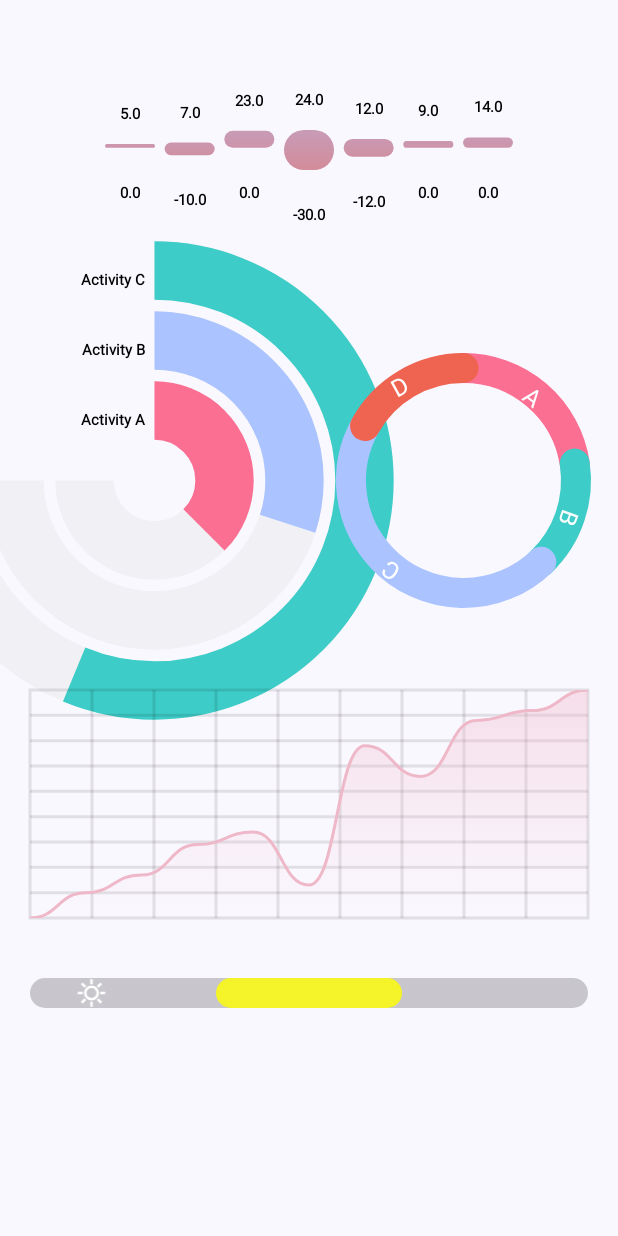
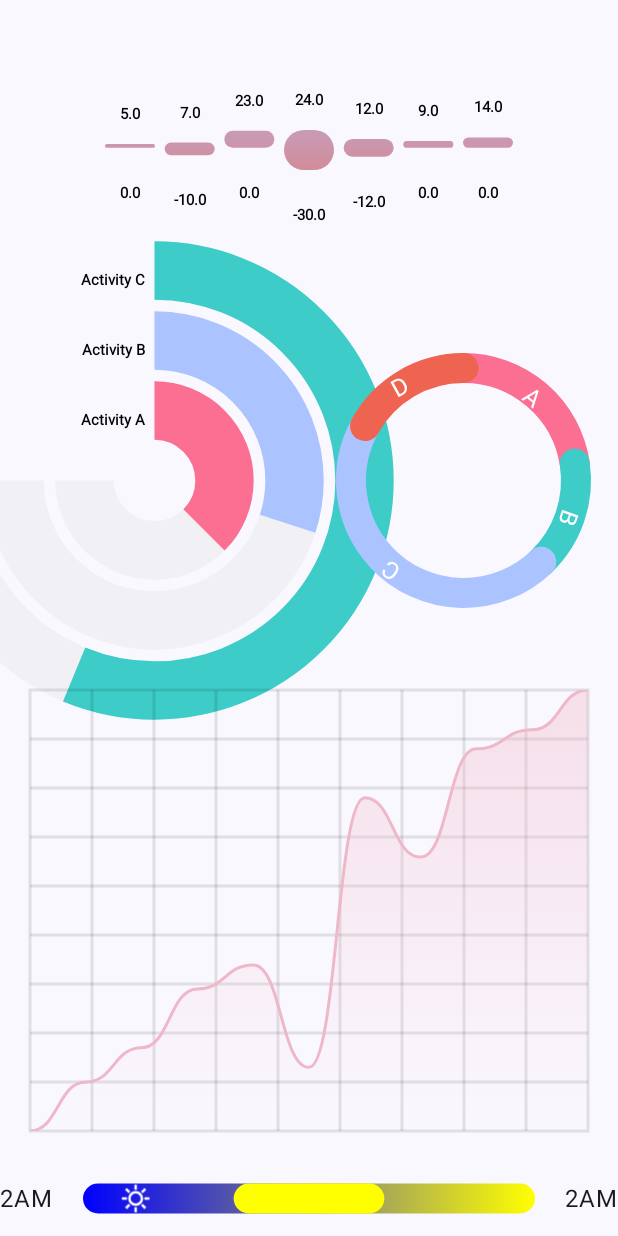
Before and after one commit to md0092651/PlotWizard, an Android app built with Jetpack Compose: the screen it shows after launch (MainActivity), on a phone screen of 412 x 824 dp. Run offline under Robolectric (Android 15) with nearby library versions, the phone set to English and light mode, and no system bars.

Commit message:
:memo: 0.0.10-alpha

```diff
--- a/app/src/main/java/com/charts/sample/plotwizard/MainActivity.kt
+++ b/app/src/main/java/com/charts/sample/plotwizard/MainActivity.kt
@@ -3,6 +3,7 @@ package com.charts.sample.plotwizard
 import android.os.Bundle
 import androidx.activity.ComponentActivity
 import androidx.activity.compose.setContent
+import androidx.compose.foundation.layout.Arrangement
 import androidx.compose.foundation.layout.Column
 import androidx.compose.foundation.layout.Row
 import androidx.compose.foundation.layout.fillMaxSize
@@ -12,7 +13,10 @@ import androidx.compose.foundation.rememberScrollState
 import androidx.compose.foundation.verticalScroll
 import androidx.compose.material3.MaterialTheme
 import androidx.compose.material3.Surface
+import androidx.compose.material3.Text
+import androidx.compose.ui.Alignment
 import androidx.compose.ui.Modifier
+import androidx.compose.ui.graphics.Brush
 import androidx.compose.ui.graphics.Color
 import androidx.compose.ui.graphics.vector.ImageVector
 import androidx.compose.ui.graphics.vector.rememberVectorPainter
@@ -93,17 +97,22 @@ class MainActivity : ComponentActivity() {
                             )
                         }
                         val painter = rememberVectorPainter(ImageVector.vectorResource(id = R.drawable.sun))
-
-                        Column(
-                            modifier = Modifier
-                                .fillMaxWidth()
-                                .weight(1F)
-                                .height(100.dp),
+                        Row(
+                            horizontalArrangement = Arrangement.Start,
+                            modifier = Modifier.fillMaxWidth().height(50.dp),
+                            verticalAlignment = Alignment.CenterVertically,
                         ) {
+                            Text(text = "2AM")
                             Chart(
+                                modifier = Modifier.weight(1f).height(50.dp),
                                 chartListData = getMockSunRiseAndSunSetData(painter),
                                 animationType = AnimationType.Bouncy(20F),
+                                chartStyle = ChartStyle.RiseSetStyle(
+                                    dayBrush = Brush.linearGradient(listOf(Color.Yellow, Color.Yellow)),
+                                    nightBrush = Brush.horizontalGradient(listOf(Color.Blue, Color.Yellow)),
+                                ),
                             )
+                            Text(text = "2AM")
                         }
                     }
                 }
--- a/plotwizard/build.gradle
+++ b/plotwizard/build.gradle
@@ -51,7 +51,7 @@ dependencies {
     implementation "androidx.compose.ui:ui:$compose_version"
     implementation "androidx.compose.ui:ui-tooling-preview:$compose_version"
     implementation 'androidx.compose.material3:material3:1.2.0-alpha09'
-    implementation 'androidx.compose.material:material-icons-extended:1.6.0-alpha06'
+    implementation 'androidx.compose.material:material-icons-extended:1.6.0-alpha07'
 }
 
 afterEvaluate {
--- a/plotwizard/src/main/java/com/charts/plotwizard/ui/SingleHorizontalRangeBar.kt
+++ b/plotwizard/src/main/java/com/charts/plotwizard/ui/SingleHorizontalRangeBar.kt
@@ -33,7 +33,7 @@ class SingleHorizontalRangeBar(
             brush = chartStyle.nightBrush,
             topLeft = Offset(
                 x = 0F,
-                y = 0F,
+                y = -chartStyle.barHeight.toPx() / 4,
             ),
             size = Size(height = chartStyle.barHeight.toPx(), width = canvasWidth),
             cornerRadius = CornerRadius(x = 30f, y = 30f),
@@ -43,7 +43,7 @@ class SingleHorizontalRangeBar(
             brush = chartStyle.dayBrush,
             topLeft = Offset(
                 x = startOffSet,
-                y = 0f,
+                y = -chartStyle.barHeight.toPx() / 4,
             ),
             size = Size(height = chartStyle.barHeight.toPx(), width = dayWidth),
             cornerRadius = CornerRadius(x = 30f, y = 30f),
@@ -51,7 +51,7 @@ class SingleHorizontalRangeBar(
 
         drawContext.canvas.nativeCanvas.apply {
             drawIntoCanvas {
-                translate(sunOffSet, 0f) {
+                translate(sunOffSet, -chartStyle.barHeight.toPx() / 4) {
                     with(entryValue.painter) {
                         draw(
                             size = Size(chartStyle.iconSize.toPx(), chartStyle.iconSize.toPx()),
```
Also changed, not shown: 1 other file.
